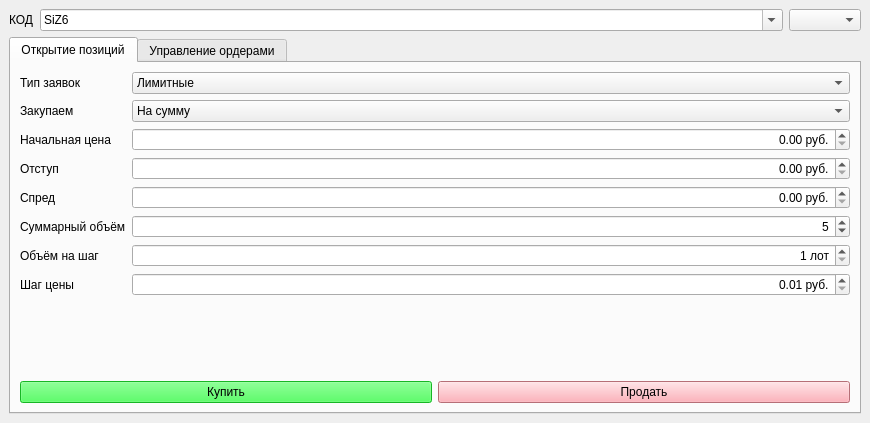
Qt form mainwindow.ui (sashok9306/BCS_OrderSender) before a commit.
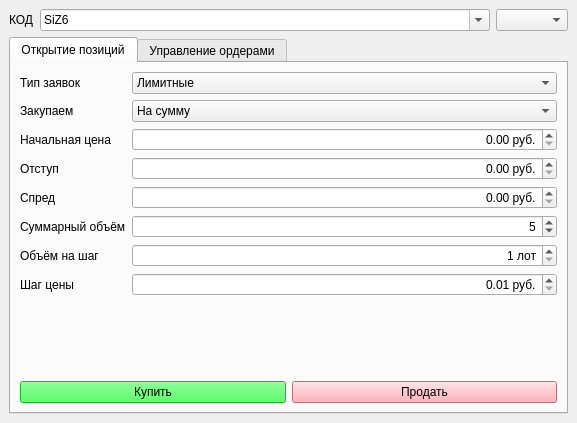
The same form after that commit.

Patch:
```diff
--- a/mainwindow.ui
+++ b/mainwindow.ui
@@ -6,7 +6,7 @@
    <rect>
     <x>0</x>
     <y>0</y>
-    <width>870</width>
+    <width>577</width>
     <height>423</height>
    </rect>
   </property>
```
